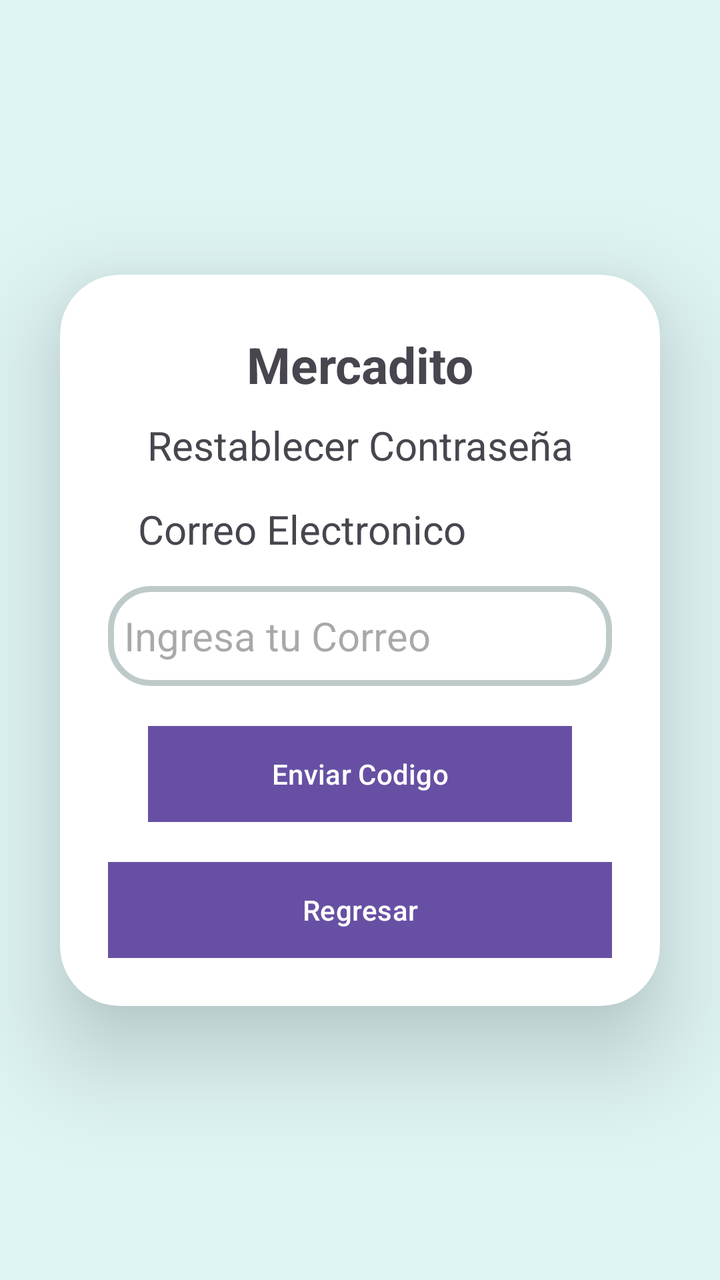
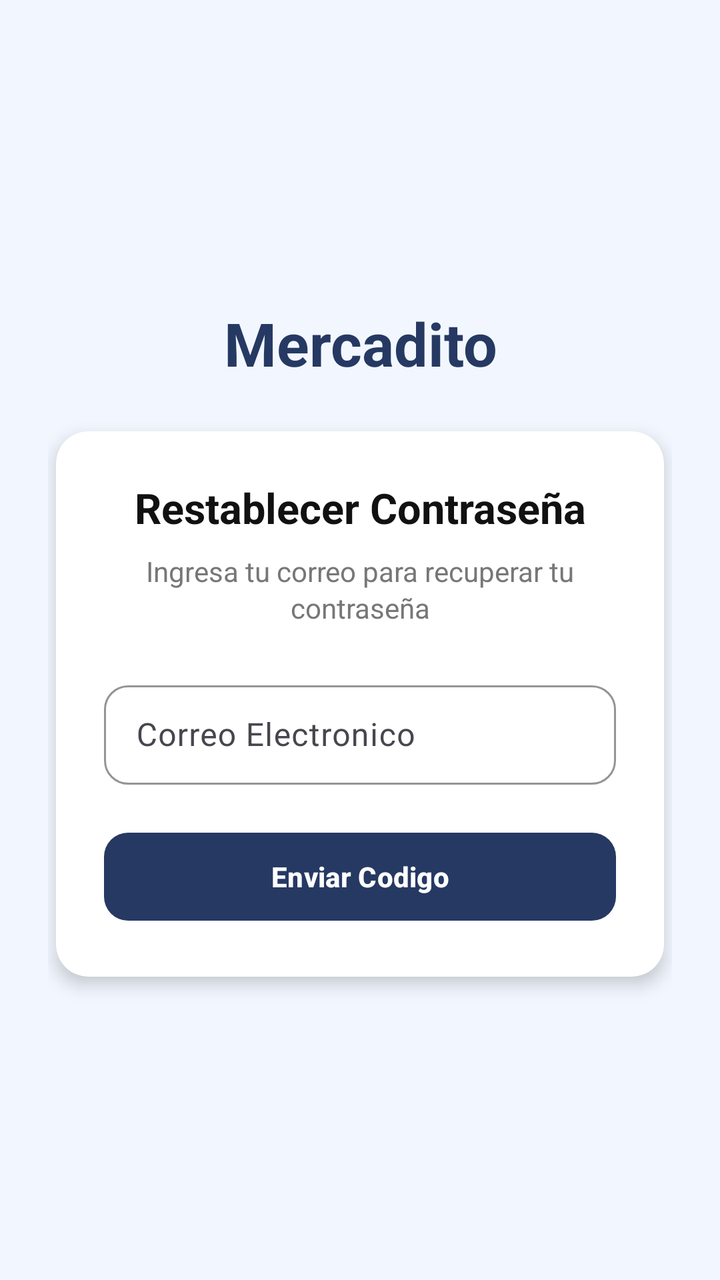

The first picture is an Android layout as it rendered before a commit; the second is the same layout after the commit. The layout source and the unified diff follow.
<!-- AndroidManifest.xml: application theme Theme.MyApplication -->
<!-- res/layout/activity_forget_password.xml -->
<?xml version="1.0" encoding="utf-8"?>
<androidx.constraintlayout.widget.ConstraintLayout xmlns:android="http://schemas.android.com/apk/res/android"
    xmlns:app="http://schemas.android.com/apk/res-auto"
    xmlns:tools="http://schemas.android.com/tools"
    android:id="@+id/main"
    android:layout_width="match_parent"
    android:layout_height="match_parent"
    tools:context=".features.auth.presentation.activity.ForgotPasswordActivity"
    android:background="@color/main_screen">

    <androidx.cardview.widget.CardView
        android:layout_width="match_parent"
        android:layout_height="wrap_content"
        android:layout_margin="30dp"
        app:cardCornerRadius="30dp"
        app:cardElevation="30dp"
        app:layout_constraintBottom_toBottomOf="parent"
        app:layout_constraintTop_toTopOf="parent"
        app:layout_constraintEnd_toEndOf="parent"
        app:layout_constraintStart_toStartOf="parent"
        android:background="@drawable/custumer">

        <LinearLayout
            android:layout_width="match_parent"
            android:layout_height="match_parent"
            android:orientation="vertical"
            android:padding="24dp">

            <TextView
                android:layout_width="match_parent"
                android:layout_height="wrap_content"
                android:layout_marginTop="4dp"
                android:text="@string/app_name"
                android:textSize="25sp"
                android:gravity="center"
                android:textStyle="bold"/>

            <TextView
                android:layout_width="match_parent"
                android:layout_height="wrap_content"
                android:layout_marginTop="10dp"
                android:text="@string/reset_Password"
                android:textSize="20sp"
                android:gravity="center" />

            <TextView
                android:layout_width="match_parent"
                android:layout_height="wrap_content"
                android:layout_marginTop="10dp"
                android:text="@string/email"
                android:textSize="20sp"
                android:layout_margin="15dp"/>

            <EditText
                android:id="@+id/email_login"
                android:layout_width="match_parent"
                android:layout_height="50dp"
                android:background="@drawable/custumer"
                android:hint="@string/hint_Email"
                android:inputType="textEmailAddress"
                android:padding="8dp"
                android:textSize="20sp" />

            <Button
                android:id="@+id/button_resetPassword"
                android:layout_width="match_parent"
                android:layout_height="match_parent"
                android:background="@color/black"
                android:text="@string/button_Reset"
                android:layout_margin="20dp"/>

            <Button
            android:id="@+id/button_login"
            android:layout_width="match_parent"
            android:layout_height="match_parent"
            android:background="@color/black"
            android:text="Regresar" />




        </LinearLayout>


    </androidx.cardview.widget.CardView>


</androidx.constraintlayout.widget.ConstraintLayout>
<!-- resources referenced by this layout -->
<resources>
  <color name="black">#FF000000</color>
  <color name="main_screen">#DFF5F4</color>
  <!-- drawable custumer (drawable) -->
  <?xml version="1.0" encoding="utf-8"?>
  <shape xmlns:android="http://schemas.android.com/apk/res/android" android:shape="rectangle">
      <stroke
          android:width="3dp"
          android:color="@color/gray"/>
      <corners
          android:radius="20dp"/>
  
  </shape>
  <string name="app_name">Mercadito</string>
  <string name="button_Reset">Enviar Codigo</string>
  <string name="email">Correo Electronico</string>
  <string name="hint_Email">Ingresa tu Correo</string>
  <string name="reset_Password">Restablecer Contraseña</string>
  <style name="Theme.MyApplication" parent="Base.Theme.MyApplication" />
  <color name="gray">#BECACA</color>
  <style name="Base.Theme.MyApplication" parent="Theme.Material3.DayNight.NoActionBar">
          
          
      </style>
</resources>

<!-- the commit's change to res/layout/activity_forget_password.xml (unified diff, before → after) -->
@@ -1,88 +1,105 @@
-<?xml version="1.0" encoding="utf-8"?>
-<androidx.constraintlayout.widget.ConstraintLayout xmlns:android="http://schemas.android.com/apk/res/android"
+<ScrollView
+    android:id="@+id/main"
+    xmlns:android="http://schemas.android.com/apk/res/android"
     xmlns:app="http://schemas.android.com/apk/res-auto"
-    xmlns:tools="http://schemas.android.com/tools"
-    android:id="@+id/main"
     android:layout_width="match_parent"
     android:layout_height="match_parent"
-    tools:context=".features.auth.presentation.activity.ForgotPasswordActivity"
-    android:background="@color/main_screen">
+    android:background="#F2F7FF"
+    android:fillViewport="true">
 
-    <androidx.cardview.widget.CardView
+    <LinearLayout
         android:layout_width="match_parent"
-        android:layout_height="wrap_content"
-        android:layout_margin="30dp"
-        app:cardCornerRadius="30dp"
-        app:cardElevation="30dp"
-        app:layout_constraintBottom_toBottomOf="parent"
-        app:layout_constraintTop_toTopOf="parent"
-        app:layout_constraintEnd_toEndOf="parent"
-        app:layout_constraintStart_toStartOf="parent"
-        android:background="@drawable/custumer">
+        android:layout_height="match_parent"
+        android:orientation="vertical"
+        android:gravity="center"
+        android:padding="24dp">
 
-        <LinearLayout
+        
+        <TextView
+            android:layout_width="wrap_content"
+            android:layout_height="wrap_content"
+            android:layout_marginBottom="24dp"
+            android:text="@string/app_name"
+            android:textColor="@color/foodstore_primary"
+            android:textSize="30sp"
+            android:textStyle="bold"
+            android:gravity="center"/>
+
+        
+        <androidx.cardview.widget.CardView
             android:layout_width="match_parent"
-            android:layout_height="match_parent"
-            android:orientation="vertical"
-            android:padding="24dp">
+            android:layout_height="wrap_content"
+            android:layout_marginHorizontal="4dp"
+            app:cardBackgroundColor="@color/foodstore_surface"
+            app:cardCornerRadius="16dp"
+            app:cardElevation="5dp">
 
-            <TextView
+            <LinearLayout
                 android:layout_width="match_parent"
                 android:layout_height="wrap_content"
-                android:layout_marginTop="4dp"
-                android:text="@string/app_name"
-                android:textSize="25sp"
-                android:gravity="center"
-                android:textStyle="bold"/>
+                android:orientation="vertical"
+                android:padding="24dp">
 
-            <TextView
-                android:layout_width="match_parent"
-                android:layout_height="wrap_content"
-                android:layout_marginTop="10dp"
-                android:text="@string/reset_Password"
-                android:textSize="20sp"
-                android:gravity="center" />
+                
+                <TextView
+                    android:layout_width="match_parent"
+                    android:layout_height="wrap_content"
+                    android:text="@string/reset_Password"
+                    android:textColor="@color/foodstore_text"
+                    android:textSize="21sp"
+                    android:textStyle="bold"
+                    android:gravity="center"/>
 
-            <TextView
-                android:layout_width="match_parent"
-                android:layout_height="wrap_content"
-                android:layout_marginTop="10dp"
-                android:text="@string/email"
-                android:textSize="20sp"
-                android:layout_margin="15dp"/>
+                
+                <TextView
+                    android:layout_width="match_parent"
+                    android:layout_height="wrap_content"
+                    android:layout_marginTop="8dp"
+                    android:text="Ingresa tu correo para recuperar tu contraseña"
+                    android:textColor="@color/foodstore_text_secondary"
+                    android:textSize="14sp"
+                    android:gravity="center"
+                    android:lineSpacingExtra="2dp"/>
 
-            <EditText
-                android:id="@+id/email_login"
-                android:layout_width="match_parent"
-                android:layout_height="50dp"
-                android:background="@drawable/custumer"
-                android:hint="@string/hint_Email"
-                android:inputType="textEmailAddress"
-                android:padding="8dp"
-                android:textSize="20sp" />
+                
+                <com.google.android.material.textfield.TextInputLayout
+                    android:layout_width="match_parent"
+                    android:layout_height="wrap_content"
+                    android:layout_marginTop="24dp"
+                    android:hint="@string/email"
+                    app:boxBackgroundMode="outline"
+                    app:boxCornerRadiusTopStart="12dp"
+                    app:boxCornerRadiusTopEnd="12dp"
+                    app:boxCornerRadiusBottomStart="12dp"
+                    app:boxCornerRadiusBottomEnd="12dp"
+                    app:boxStrokeColor="@color/foodstore_primary">
 
-            <Button
-                android:id="@+id/button_resetPassword"
-                android:layout_width="match_parent"
-                android:layout_height="match_parent"
-                android:background="@color/black"
-                android:text="@string/button_Reset"
-                android:layout_margin="20dp"/>
+                    <com.google.android.material.textfield.TextInputEditText
+                        android:id="@+id/email_login"
+                        android:layout_width="match_parent"
+                        android:layout_height="wrap_content"
+                        android:inputType="textEmailAddress"
+                        android:textSize="16sp"
+                        android:paddingVertical="14dp"/>
 
-            <Button
-            android:id="@+id/button_login"
-            android:layout_width="match_parent"
-            android:layout_height="match_parent"
-            android:background="@color/black"
-            android:text="Regresar" />
+                </com.google.android.material.textfield.TextInputLayout>
 
+                
+                <com.google.android.material.button.MaterialButton
+                    android:id="@+id/button_resetPassword"
+                    android:layout_width="match_parent"
+                    android:layout_height="52dp"
+                    android:layout_marginTop="20dp"
+                    android:text="@string/button_Reset"
+                    android:textColor="@android:color/white"
+                    android:textStyle="bold"
+                    app:backgroundTint="@color/foodstore_primary"
+                    app:cornerRadius="12dp"/>
 
+            </LinearLayout>
 
+        </androidx.cardview.widget.CardView>
 
-        </LinearLayout>
+    </LinearLayout>
 
-
-    </androidx.cardview.widget.CardView>
-
-
-</androidx.constraintlayout.widget.ConstraintLayout>
+</ScrollView>
<!-- resource entries referenced after the edit -->
@@ -1,24 +1,14 @@
 <!-- resources referenced by this layout -->
 <resources>
-  <color name="black">#FF000000</color>
-  <color name="main_screen">#DFF5F4</color>
-  <!-- drawable custumer (drawable) -->
-  <?xml version="1.0" encoding="utf-8"?>
-  <shape xmlns:android="http://schemas.android.com/apk/res/android" android:shape="rectangle">
-      <stroke
-          android:width="3dp"
-          android:color="@color/gray"/>
-      <corners
-          android:radius="20dp"/>
-  
-  </shape>
+  <color name="foodstore_primary">#263963</color>
+  <color name="foodstore_surface">#FFFFFF</color>
+  <color name="foodstore_text">#111111</color>
+  <color name="foodstore_text_secondary">#777777</color>
   <string name="app_name">Mercadito</string>
   <string name="button_Reset">Enviar Codigo</string>
   <string name="email">Correo Electronico</string>
-  <string name="hint_Email">Ingresa tu Correo</string>
   <string name="reset_Password">Restablecer Contraseña</string>
   <style name="Theme.MyApplication" parent="Base.Theme.MyApplication" />
-  <color name="gray">#BECACA</color>
   <style name="Base.Theme.MyApplication" parent="Theme.Material3.DayNight.NoActionBar">
           
           
